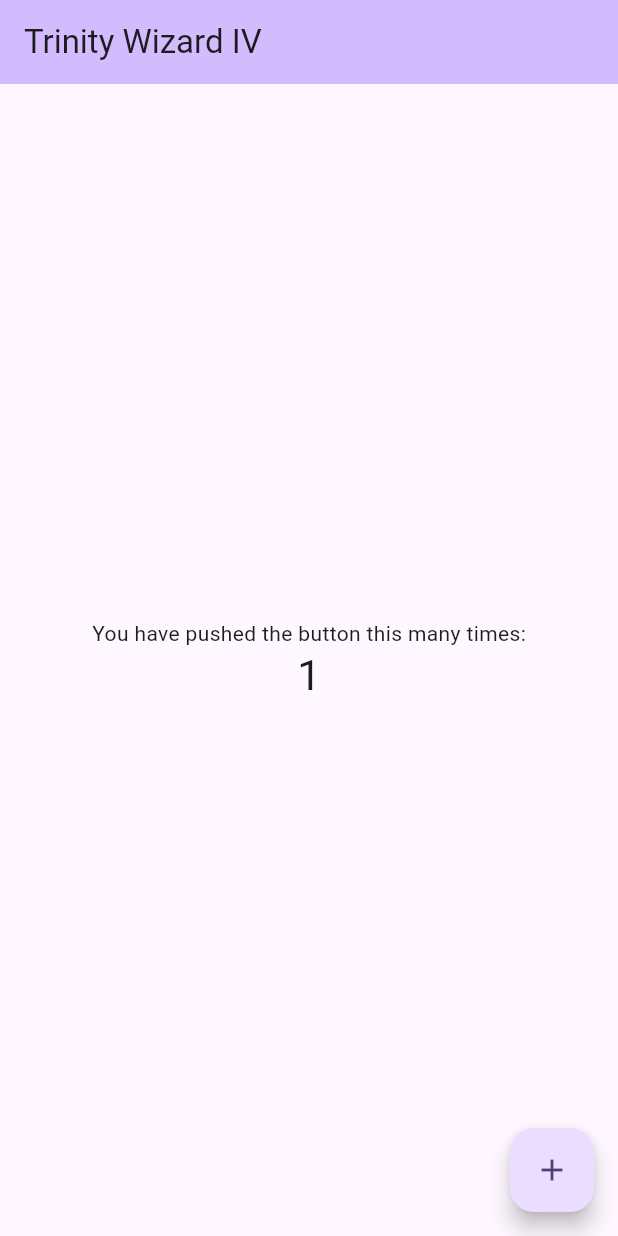
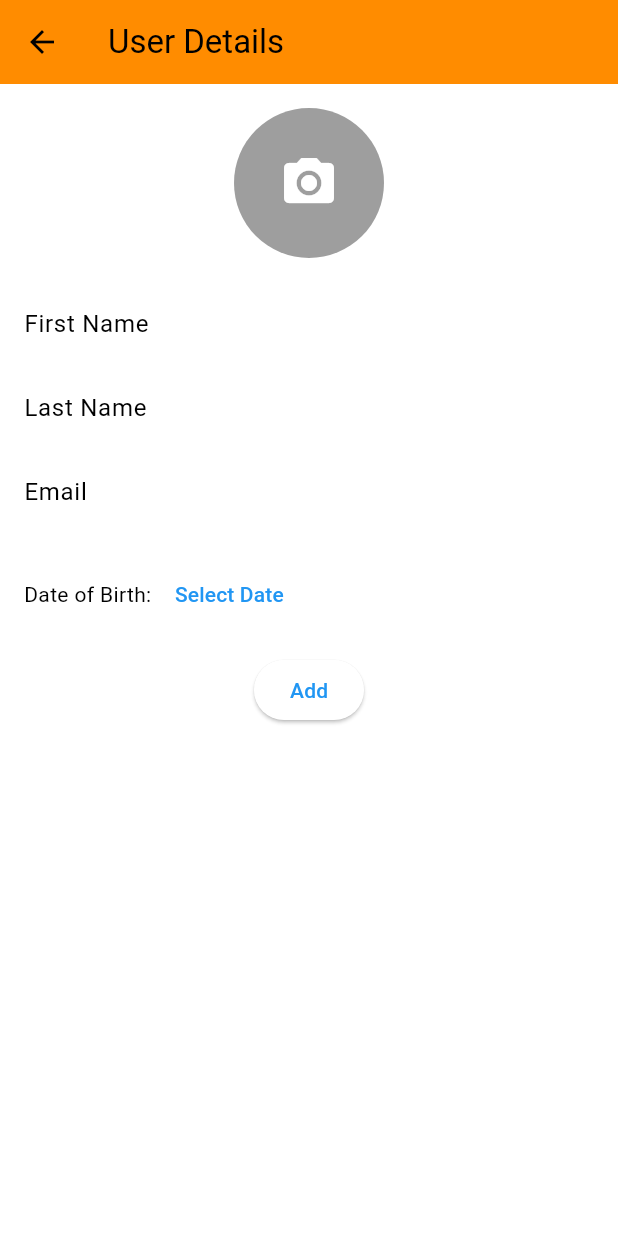
Before and after one commit to zahiruddinzainal/twiv, a Flutter app: the screen it shows after launch, after a tap on the "add" icon, on a phone screen of 412 x 824 dp. Run offline on Flutter 3.47's test engine with Material 3 defaults, Android fonts, the light colour scheme and no system bars.

Commit message:
final code

```diff
--- /dev/null
+++ b/lib/contact/contact_add.dart
@@ -0,0 +1,145 @@
+import 'package:flutter/material.dart';
+import 'package:intl/intl.dart';
+
+class ContactAdd extends StatefulWidget {
+  ContactAdd();
+
+  @override
+  _ContactAddState createState() => _ContactAddState();
+}
+
+class _ContactAddState extends State<ContactAdd> {
+  late TextEditingController firstNameController;
+  late TextEditingController lastNameController;
+  late TextEditingController emailController;
+  DateTime? dob;
+
+  @override
+  void initState() {
+    super.initState();
+    firstNameController = TextEditingController();
+    lastNameController = TextEditingController();
+    emailController = TextEditingController();
+  }
+
+  @override
+  void dispose() {
+    firstNameController.dispose();
+    lastNameController.dispose();
+    emailController.dispose();
+    super.dispose();
+  }
+
+  @override
+  Widget build(BuildContext context) {
+    return Scaffold(
+      appBar: AppBar(
+        title: Text('User Details'),
+      ),
+      body: Padding(
+        padding: const EdgeInsets.all(16.0),
+        child: Column(
+          crossAxisAlignment: CrossAxisAlignment.center,
+          children: [
+            Container(
+              width: 100,
+              height: 100,
+              decoration: const BoxDecoration(
+                shape: BoxShape.circle,
+                color: Colors.grey,
+              ),
+              child: const Stack(
+                alignment: Alignment.center,
+                children: [
+                  Icon(
+                    Icons.camera_alt,
+                    size: 40,
+                    color: Colors.white,
+                  ),
+                ],
+              ),
+            ),
+            const SizedBox(height: 16.0),
+            TextFormField(
+              controller: firstNameController,
+              decoration: const InputDecoration(labelText: 'First Name'),
+            ),
+            TextFormField(
+              controller: lastNameController,
+              decoration: const InputDecoration(labelText: 'Last Name'),
+            ),
+            TextFormField(
+              controller: emailController,
+              decoration: const InputDecoration(labelText: 'Email'),
+            ),
+            const SizedBox(height: 16.0),
+            Row(
+              children: [
+                const Text('Date of Birth: '),
+                TextButton(
+                  onPressed: () async {
+                    DateTime? selectedDate = await showDatePicker(
+                      context: context,
+                      initialDate: DateTime.now(),
+                      firstDate: DateTime(1900),
+                      lastDate: DateTime.now(),
+                    );
+                    if (selectedDate != null) {
+                      setState(() {
+                        dob = selectedDate;
+                      });
+                    }
+                  },
+                  child: Text(
+                    dob != null
+                        ? DateFormat('dd/MM/yyyy').format(dob!)
+                        : 'Select Date',
+                  ),
+                ),
+              ],
+            ),
+            const SizedBox(height: 16.0),
+            ElevatedButton(
+              onPressed: () async {
+                String firstName = firstNameController.text;
+                String lastName = lastNameController.text;
+                String email = emailController.text;
+                String dobText = dob != null
+                    ? DateFormat('dd/MM/yyyy').format(dob!)
+                    : 'Not selected';
+
+                showDialog(
+                  context: context,
+                  builder: (BuildContext context) {
+                    return AlertDialog(
+                      title: Text('Create contact'),
+                      content: Column(
+                        crossAxisAlignment: CrossAxisAlignment.start,
+                        mainAxisSize: MainAxisSize.min,
+                        children: [
+                          Text('First Name: $firstName'),
+                          Text('Last Name: $lastName'),
+                          Text('Email: $email'),
+                          Text('Date of Birth: $dobText'),
+                        ],
+                      ),
+                      actions: [
+                        ElevatedButton(
+                          onPressed: () {
+                            Navigator.of(context).pop();
+                          },
+                          child: Text('OK'),
+                        ),
+                      ],
+                    );
+                  },
+                );
+              },
+              child: const Text('Add'),
+            ),
+          ],
+        ),
+      ),
+    );
+  }
+}
--- /dev/null
+++ b/lib/contact/contact_list.dart
@@ -0,0 +1,135 @@
+import 'dart:convert';
+
+import 'package:flutter/material.dart';
+import 'package:flutter/services.dart';
+import 'package:twiv/contact/contact_add.dart';
+import 'package:twiv/contact/contact_details.dart';
+
+List<Map<String, dynamic>> userData = [];
+
+class ContactList extends StatelessWidget {
+  @override
+  Widget build(BuildContext context) {
+    return
+      Scaffold(
+        appBar: AppBar(
+          title: const Text('Contact'),
+          actions: [
+            IconButton(
+              icon: const Icon(Icons.add),
+              onPressed: () {
+                Navigator.push(
+                  context,
+                  MaterialPageRoute(builder: (context) =>  ContactAdd()),
+                );
+              },
+            ),
+          ],
+        ),
+        body: UserList(),
+      );
+  }
+}
+
+class UserList extends StatefulWidget {
+  @override
+  _UserListState createState() => _UserListState();
+}
+
+class _UserListState extends State<UserList> {
+  List<Map<String, dynamic>> filteredUsers = [];
+
+  @override
+  void initState() {
+    super.initState();
+    loadUserData();
+    filteredUsers = userData;
+  }
+
+  Future<void> loadUserData() async {
+    userData = [];
+
+    String data = await rootBundle.loadString('assets/contact.json');
+    List<dynamic> jsonData = json.decode(data);
+
+    setState(() {
+      userData = jsonData.cast<Map<String, dynamic>>();
+      filteredUsers = userData;
+    });
+  }
+
+  Future<void> _refresh() async {
+    await loadUserData();
+  }
+
+  void filterUsers(String query) {
+    setState(() {
+      filteredUsers = userData
+          .where((user) =>
+              user["firstName"].toLowerCase().contains(query.toLowerCase()) ||
+              user["lastName"].toLowerCase().contains(query.toLowerCase()) ||
+              (user["email"] != null &&
+                  user["email"].toLowerCase().contains(query.toLowerCase())))
+          .toList();
+    });
+  }
+
+  @override
+  Widget build(BuildContext context) {
+    return RefreshIndicator(
+      onRefresh: _refresh,
+      child: Column(
+        children: [
+          Padding(
+            padding: const EdgeInsets.all(8.0),
+            child: TextField(
+              onChanged: filterUsers,
+              style: TextStyle(color: Colors.white),
+              decoration: InputDecoration(
+                hintText: 'Enter a name or email',
+                prefixIcon:
+                    Icon(Icons.search, color: Colors.white),
+                filled: true,
+                fillColor: const Color.fromARGB(
+                    255, 230, 230, 230),
+                enabledBorder: OutlineInputBorder(
+                  borderRadius: BorderRadius.circular(10.0),
+                  borderSide: BorderSide(color: Colors.white),
+                ),
+                focusedBorder: OutlineInputBorder(
+                  borderRadius: BorderRadius.circular(10.0),
+                  borderSide:
+                      BorderSide(color: Colors.blue),
+                ),
+              ),
+            ),
+          ),
+          Expanded(
+            child: ListView.builder(
+              itemCount: filteredUsers.length,
+              itemBuilder: (context, index) {
+                final user = filteredUsers[index];
+
+                return Card(
+                  margin: EdgeInsets.all(8.0),
+                  child: ListTile(
+                    title: Text('${user["firstName"]} ${user["lastName"]}'),
+                    subtitle: Text('Email: ${user["email"]}'),
+                    onTap: () {
+                      Navigator.push(
+                        context,
+                        MaterialPageRoute(
+                          builder: (context) => ContactDetails(user: user),
+                        ),
+                      );
+                    },
+                  ),
+                );
+              },
+            ),
+          ),
+        ],
+      ),
+    );
+  }
+}
--- a/lib/main.dart
+++ b/lib/main.dart
@@ -1,70 +1,27 @@
 import 'package:flutter/material.dart';
+import 'package:twiv/contact/contact_list.dart';
 
 void main() {
-  runApp(const MyApp());
+  runApp(MaterialApp(
+      debugShowCheckedModeBanner: false,
+      theme: ThemeData(
+        primaryColor: Color(0xFFFF8C00),
+        appBarTheme: AppBarTheme(
+          color: Color(0xFFFF8C00),
+        ),
+        textSelectionTheme: TextSelectionThemeData(
+          selectionColor: Colors.grey,
+          cursorColor: Color(0xff171d49),
+          selectionHandleColor: Color(0xff005e91),
+        ),
+        backgroundColor: Colors.white,
+        brightness: Brightness.light,
+        highlightColor: Colors.white,
+        floatingActionButtonTheme: FloatingActionButtonThemeData(
+            backgroundColor: Color(0xFFFF8C00),
+            focusColor: Color(0xFFFF8C00),
+            splashColor: Color(0xFFFF8C00)),
+        colorScheme: ColorScheme.fromSwatch().copyWith(secondary: Colors.white),
+      ),
+      home: ContactList()));
 }
-
-class MyApp extends StatelessWidget {
-  const MyApp({super.key});
-
-  @override
-  Widget build(BuildContext context) {
-    return MaterialApp(
-      debugShowCheckedModeBanner: false,
-      title: 'Trinity Wizard IV',
-      theme: ThemeData(
-        colorScheme: ColorScheme.fromSeed(seedColor: Colors.deepPurple),
-        useMaterial3: true,
-      ),
-      home: const MyHomePage(title: 'Trinity Wizard IV'),
-    );
-  }
-}
-
-class MyHomePage extends StatefulWidget {
-  const MyHomePage({super.key, required this.title});
-
-  final String title;
-
-  @override
-  State<MyHomePage> createState() => _MyHomePageState();
-}
-
-class _MyHomePageState extends State<MyHomePage> {
-  int _counter = 0;
-
-  void _incrementCounter() {
-    setState(() {
-      _counter++;
-    });
-  }
-
-  @override
-  Widget build(BuildContext context) {
-    return Scaffold(
-      appBar: AppBar(
-        backgroundColor: Theme.of(context).colorScheme.inversePrimary,
-        title: Text(widget.title),
-      ),
-      body: Center(
-        child: Column(
-          mainAxisAlignment: MainAxisAlignment.center,
-          children: <Widget>[
-            const Text(
-              'You have pushed the button this many times:',
-            ),
-            Text(
-              '$_counter',
-              style: Theme.of(context).textTheme.headlineMedium,
-            ),
-          ],
-        ),
-      ),
-      floatingActionButton: FloatingActionButton(
-        onPressed: _incrementCounter,
-        tooltip: 'Increment',
-        child: const Icon(Icons.add),
-      ),
-    );
-  }
-}
--- a/pubspec.yaml
+++ b/pubspec.yaml
@@ -35,6 +35,8 @@ dependencies:
   # The following adds the Cupertino Icons font to your application.
   # Use with the CupertinoIcons class for iOS style icons.
   cupertino_icons: ^1.0.2
+  intl: ^0.17.0
+  path_provider: ^2.1.2
 
 dev_dependencies:
   flutter_test:
@@ -59,7 +61,9 @@ flutter:
   uses-material-design: true
 
   # To add assets to your application, add an assets section, like this:
-  # assets:
+  assets:
+      - assets/contact.json
+      - assets/images/
   #   - images/a_dot_burr.jpeg
   #   - images/a_dot_ham.jpeg
 
```
Also changed, not shown: assets/contact.json (added, +136 -0 lines), lib/contact/contact_details.dart (added, +178 -0 lines), pubspec.lock, 24 other files.
